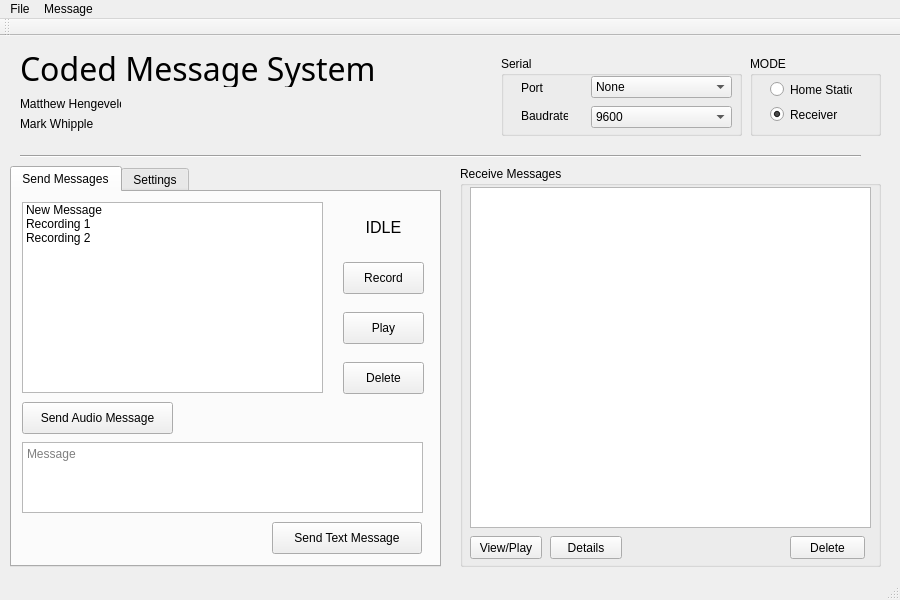
This is mainwindow.ui in Hengy/CMS as Qt 5 draws it before an edit. The edited form follows.
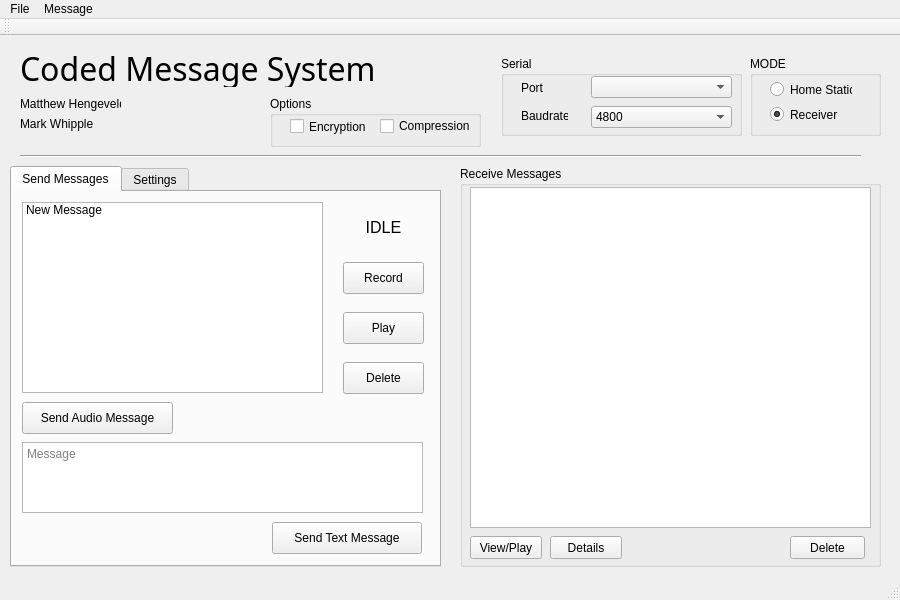
This is the edited form.

Diff of the .ui file:
```diff
--- a/mainwindow.ui
+++ b/mainwindow.ui
@@ -244,16 +244,6 @@
         <string>New Message</string>
        </property>
       </item>
-      <item>
-       <property name="text">
-        <string>Recording 1 </string>
-       </property>
-      </item>
-      <item>
-       <property name="text">
-        <string>Recording 2</string>
-       </property>
-      </item>
      </widget>
      <widget class="QPushButton" name="bttnSendAudio">
       <property name="geometry">
@@ -585,11 +575,6 @@
        <height>22</height>
       </rect>
      </property>
-     <item>
-      <property name="text">
-       <string>None</string>
-      </property>
-     </item>
     </widget>
     <widget class="QComboBox" name="comboBox_2">
      <property name="geometry">
@@ -600,6 +585,11 @@
        <height>22</height>
       </rect>
      </property>
+     <item>
+      <property name="text">
+       <string>4800</string>
+      </property>
+     </item>
      <item>
       <property name="text">
        <string>9600</string>
@@ -625,11 +615,45 @@
        <string>115200</string>
       </property>
      </item>
-     <item>
-      <property name="text">
-       <string>128000</string>
-      </property>
-     </item>
+    </widget>
+   </widget>
+   <widget class="QGroupBox" name="groupBox_2">
+    <property name="geometry">
+     <rect>
+      <x>270</x>
+      <y>60</y>
+      <width>211</width>
+      <height>51</height>
+     </rect>
+    </property>
+    <property name="title">
+     <string>Options</string>
+    </property>
+    <widget class="QCheckBox" name="enEncrypt">
+     <property name="geometry">
+      <rect>
+       <x>20</x>
+       <y>20</y>
+       <width>91</width>
+       <height>21</height>
+      </rect>
+     </property>
+     <property name="text">
+      <string>Encryption</string>
+     </property>
+    </widget>
+    <widget class="QCheckBox" name="enCompress">
+     <property name="geometry">
+      <rect>
+       <x>110</x>
+       <y>20</y>
+       <width>91</width>
+       <height>20</height>
+      </rect>
+     </property>
+     <property name="text">
+      <string>Compression</string>
+     </property>
     </widget>
    </widget>
   </widget>
```
Left out of the diff: 2 changed lines with no effect on the pictures.
